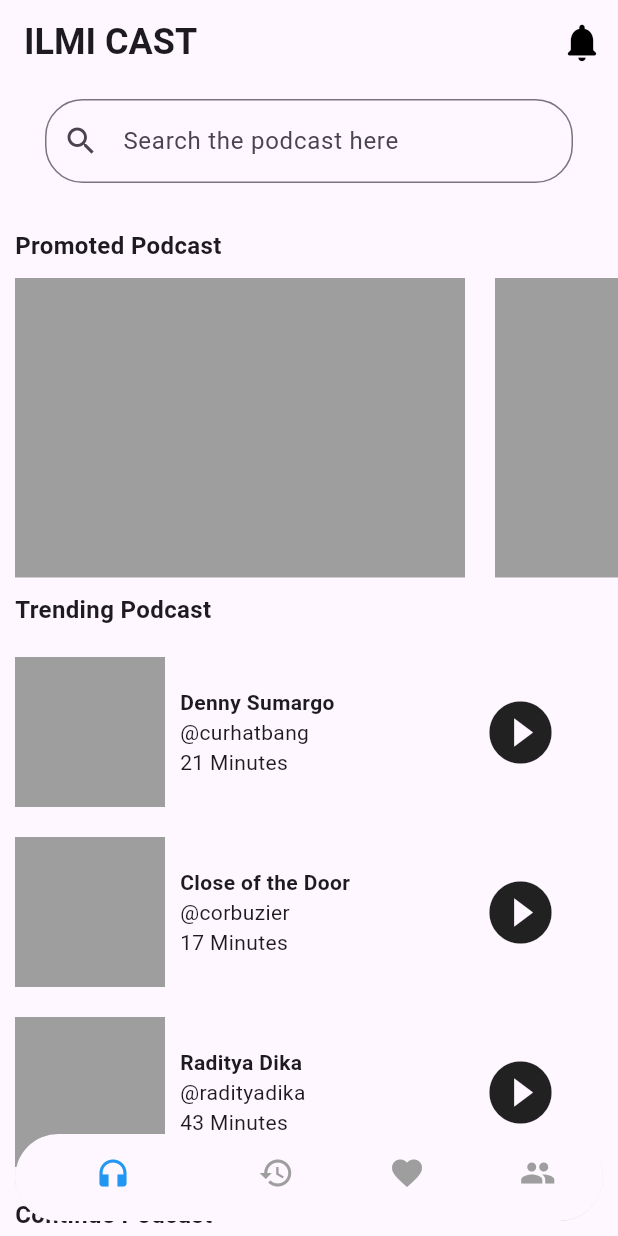
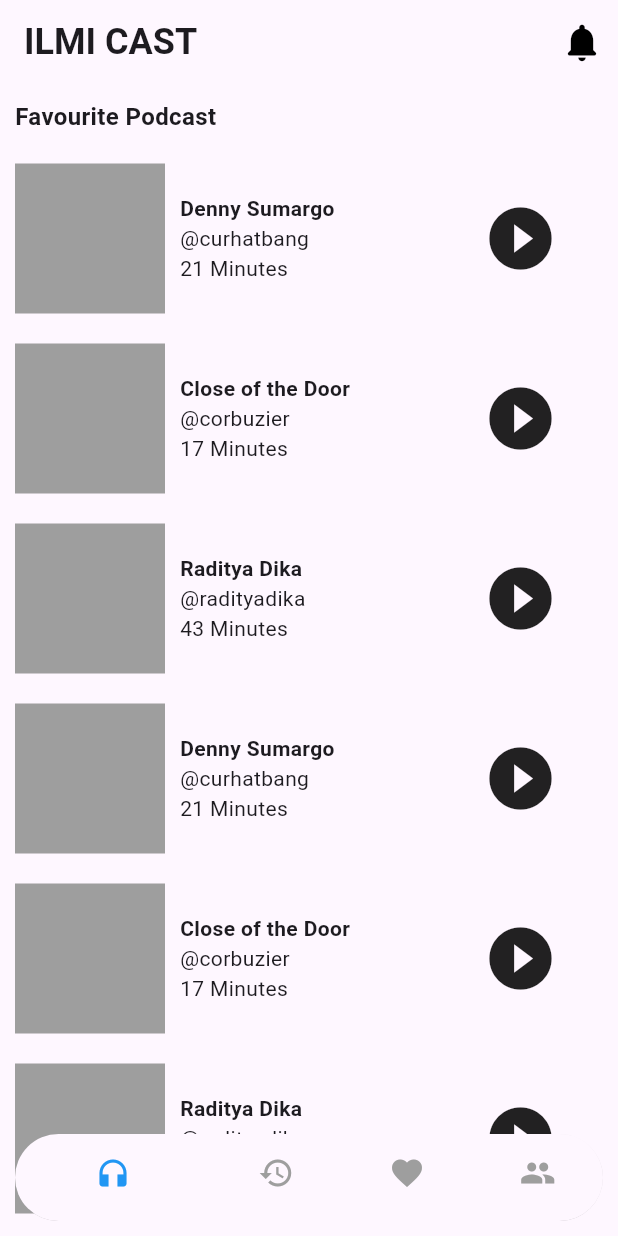
Before and after one commit to mdbicode/slicing_figma, a Flutter app: the screen it shows after launch, on a phone screen of 412 x 824 dp. Run offline on Flutter 3.47's test engine with Material 3 defaults, Android fonts, the phone set to English and light mode, and no system bars.

Commit message:
make favourite page

```diff
--- a/lib/main.dart
+++ b/lib/main.dart
@@ -33,10 +33,126 @@ class _MyHomePageState extends State<MyHomePage> {
   @override
   Widget build(BuildContext context) {
     return Stack(
-      children: [Scaffold(
+      children: [
+      _favorite(title: widget.title),
+      Positioned(
+        bottom: 0,
+        left: 0,
+        right: 0,
+        child: Container(
+          margin: const EdgeInsets.fromLTRB(10, 0, 10, 10),
+          decoration: const BoxDecoration(
+            color: Colors.transparent,
+          ),
+          child: ClipRRect(
+            borderRadius: const BorderRadius.all(Radius.circular(50)),
+            child: BottomNavigationBar(
+              items: const <BottomNavigationBarItem>[
+                BottomNavigationBarItem(
+                  icon: Icon(Icons.headphones),
+                  label: 'Headphones',
+                ),
+                BottomNavigationBarItem(
+                  icon: Icon(Icons.history),
+                  label: 'History',
+                ),
+                BottomNavigationBarItem(
+                  icon: Icon(Icons.favorite),
+                  label: 'Favorite',
+                ),
+                BottomNavigationBarItem(
+                  icon: Icon(Icons.people),
+                  label: 'People',
+                ),
+              ],
+              backgroundColor: Colors.transparent,
+              selectedItemColor: Colors.blue,
+              unselectedItemColor: Colors.grey,
+              showUnselectedLabels: false,
+              showSelectedLabels:false,
+            ),
+          ),
+        )
+      )
+]);
+  }
+}
+
+Widget _favorite({required String title}){
+  return Scaffold(
       appBar: AppBar(
         primary: false,
-        title: Text(widget.title,style: const TextStyle(fontSize: 24, fontWeight: FontWeight.bold)),
+        title: Text(title,style: const TextStyle(fontSize: 24, fontWeight: FontWeight.bold)),
+        actions: <Widget> [
+          IconButton(
+            icon: const Icon(
+              Icons.notifications_rounded,
+              size: 30.0,
+              color: Colors.black,
+              ),
+            onPressed: (){},
+          ),
+        ]
+      ),
+      body: DefaultTextStyle.merge(
+        style: const TextStyle(
+          fontSize: 16,
+          fontWeight: FontWeight.bold,
+        ),
+        child: SingleChildScrollView(
+          padding: EdgeInsets.only(bottom: 60),
+          child: Column(
+          children: <Widget>[
+            // Trending Podcasts
+            _titleText(title: 'Favourite Podcast'),
+            // Trending Podcasts List
+            Column(
+              children: <Widget>[
+                _buildListItem(
+                  title: 'Denny Sumargo',
+                  username: '@curhatbang',
+                  duration: '21 Minutes',
+                ),
+                _buildListItem(
+                  title: 'Close of the Door',
+                  username: '@corbuzier',
+                  duration: '17 Minutes',
+                ),
+                _buildListItem(
+                  title: 'Raditya Dika',
+                  username: '@radityadika',
+                  duration: '43 Minutes',
+                ),
+                _buildListItem(
+                  title: 'Denny Sumargo',
+                  username: '@curhatbang',
+                  duration: '21 Minutes',
+                ),
+                _buildListItem(
+                  title: 'Close of the Door',
+                  username: '@corbuzier',
+                  duration: '17 Minutes',
+                ),
+                _buildListItem(
+                  title: 'Raditya Dika',
+                  username: '@radityadika',
+                  duration: '43 Minutes',
+                ),
+              ],
+            ),
+
+              ]
+             )
+          )
+        )
+      );
+
+}
+Widget _home({required String title}){
+  return Scaffold(
+      appBar: AppBar(
+        primary: false,
+        title: Text(title,style: const TextStyle(fontSize: 24, fontWeight: FontWeight.bold)),
         actions: <Widget> [
           IconButton(
             icon: const Icon(
@@ -144,49 +260,7 @@ class _MyHomePageState extends State<MyHomePage> {
             ),
 
           ],
-        ),
-      ),),),
-      Positioned(
-        bottom: 0,
-        left: 0,
-        right: 0,
-        child: Container(
-          margin: EdgeInsets.fromLTRB(10, 0, 10, 10),
-          decoration: BoxDecoration(
-            color: Colors.transparent,
-          ),
-          child: ClipRRect(
-            borderRadius: BorderRadius.all(Radius.circular(50)),
-            child: BottomNavigationBar(
-              items: const <BottomNavigationBarItem>[
-                BottomNavigationBarItem(
-                  icon: Icon(Icons.headphones),
-                  label: 'Headphones',
-                ),
-                BottomNavigationBarItem(
-                  icon: Icon(Icons.history),
-                  label: 'History',
-                ),
-                BottomNavigationBarItem(
-                  icon: Icon(Icons.favorite),
-                  label: 'Favorite',
-                ),
-                BottomNavigationBarItem(
-                  icon: Icon(Icons.people),
-                  label: 'People',
-                ),
-              ],
-              backgroundColor: Colors.transparent,
-              selectedItemColor: Colors.blue,
-              unselectedItemColor: Colors.grey,
-              showUnselectedLabels: false,
-              showSelectedLabels:false,
-            ),
-          ),
-        )
-      )
-]);
-  }
+          ))));
 }
 
 Widget _titleText({required String title}){
```
